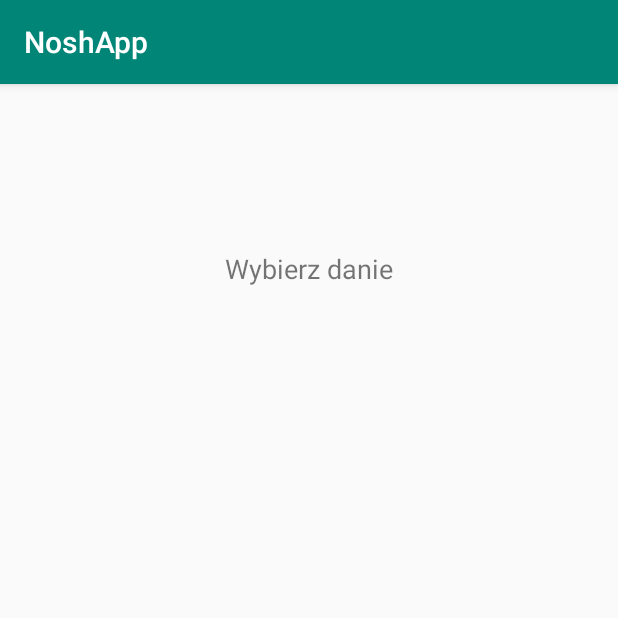
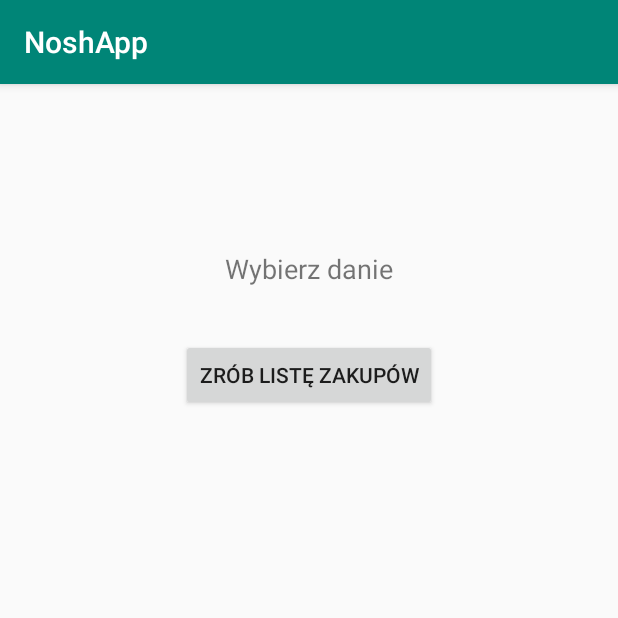
Before and after one commit to kszpieg/nosh-app, an Android app: the ShowMealActivity screen opened directly, with no data from a screen before it, on a phone screen of 412 x 824 dp, the top half of it. Run offline under Robolectric (Android 15) with nearby library versions, the phone set to English and light mode, and no system bars; Roboto replaces fonts that are not available here.

Commit message:
Change type of Quantity in db. Change method from getInt to getFloat in DatabaseAccess. Remove button Show Meal in activity_main. Add button Add to List in activity_show_meal.

```diff
--- a/app/src/main/java/com/example/noshapp/DatabaseAccess.java
+++ b/app/src/main/java/com/example/noshapp/DatabaseAccess.java
@@ -72,7 +72,7 @@ public class DatabaseAccess {
         c.moveToFirst();
         while (!c.isAfterLast()) {
             if (c.getString(c.getColumnIndex("Name")) != null) {
-                Ingredients ingredient = new Ingredients(c.getString(c.getColumnIndex("Name")), c.getInt(c.getColumnIndex("Quantity")), c.getString(c.getColumnIndex("Unit")), c.getInt(c.getColumnIndex("Meal_ID")));
+                Ingredients ingredient = new Ingredients(c.getString(c.getColumnIndex("Name")), c.getFloat(c.getColumnIndex("Quantity")), c.getString(c.getColumnIndex("Unit")), c.getInt(c.getColumnIndex("Meal_ID")));
                 ingredients.add(ingredient);
             }
             c.moveToNext();
--- a/app/src/main/java/com/example/noshapp/DatabaseOpenHelper.java
+++ b/app/src/main/java/com/example/noshapp/DatabaseOpenHelper.java
@@ -5,7 +5,7 @@ import android.content.Context;
 import com.readystatesoftware.sqliteasset.SQLiteAssetHelper;
 
 public class DatabaseOpenHelper extends SQLiteAssetHelper {
-    private static final String DATABASE_NAME = "SQLiteNoshApp.db";
+    private static final String DATABASE_NAME = "SQLiteNoshApp2.db";
     private static final int DATABASE_VERSION = 1;
 
     public DatabaseOpenHelper(Context context){
--- a/app/src/main/java/com/example/noshapp/ShowMealActivity.java
+++ b/app/src/main/java/com/example/noshapp/ShowMealActivity.java
@@ -6,6 +6,7 @@ import android.content.Intent;
 import android.database.Cursor;
 import android.os.Bundle;
 import android.widget.ArrayAdapter;
+import android.widget.Button;
 import android.widget.TextView;
 import android.widget.Toast;
 
@@ -16,11 +17,17 @@ import java.util.ArrayList;
 
 public class ShowMealActivity extends AppCompatActivity {
 
+    private boolean ifMealWasChosen = false;
+    private String mealNameIfChosen;
+    private int mealIdIfChosen;
+
     TextView tvMealName;
     TextView tvMealIngredients;
     TextView tvMealPortions;
     TextView tvMealDescription;
     TextView tvMealDescriptionTitle;
+
+    Button btnToDoList;
 
     ArrayList<Meal> mealsFromDb = new ArrayList<>();
     ArrayList<Ingredients> ingredientsFromDb = new ArrayList<>();
@@ -37,14 +44,24 @@ public class ShowMealActivity extends AppCompatActivity {
         tvMealDescription = findViewById(R.id.tvMealDescription);
         tvMealDescriptionTitle = findViewById(R.id.tvMealDescriptionTitle);
 
+        btnToDoList = findViewById(R.id.btnToDoList);
+
         Intent myCallerIntent = getIntent();
         Bundle bundle = myCallerIntent.getExtras();
 
         if (bundle == null) {
-            displayDefaultTexts();
+            if (ifMealWasChosen) {
+                showMeal(mealNameIfChosen, mealIdIfChosen);
+            } else {
+                displayDefaultTexts();
+            }
+
         } else {
             String mealNameFromList = bundle.getString("mealName");
             int mealIDFromList = bundle.getInt("mealID");
+            mealNameIfChosen = mealNameFromList;
+            mealIdIfChosen = mealIDFromList;
+            ifMealWasChosen = true;
             showMeal(mealNameFromList, mealIDFromList);
         }
     }
--- a/app/src/main/res/layout/activity_show_meal.xml
+++ b/app/src/main/res/layout/activity_show_meal.xml
@@ -1,11 +1,11 @@
 <?xml version="1.0" encoding="utf-8"?>
 <ScrollView xmlns:android="http://schemas.android.com/apk/res/android"
+    xmlns:app="http://schemas.android.com/apk/res-auto"
+    xmlns:tools="http://schemas.android.com/tools"
     android:layout_width="match_parent"
     android:layout_height="match_parent">
 
-    <androidx.constraintlayout.widget.ConstraintLayout xmlns:android="http://schemas.android.com/apk/res/android"
-        xmlns:app="http://schemas.android.com/apk/res-auto"
-        xmlns:tools="http://schemas.android.com/tools"
+    <androidx.constraintlayout.widget.ConstraintLayout
         android:layout_width="match_parent"
         android:layout_height="wrap_content"
         tools:context=".ShowMealActivity">
@@ -65,5 +65,15 @@
             app:layout_constraintStart_toEndOf="@+id/tvMealName"
             app:layout_constraintTop_toTopOf="parent" />
 
+        <Button
+            android:id="@+id/btnToDoList"
+            android:layout_width="wrap_content"
+            android:layout_height="wrap_content"
+            android:text="@string/zrob_liste_zakupow"
+            app:layout_constraintBottom_toBottomOf="parent"
+            app:layout_constraintEnd_toEndOf="parent"
+            app:layout_constraintStart_toStartOf="parent"
+            app:layout_constraintTop_toBottomOf="@+id/tvMealDescription" />
+
     </androidx.constraintlayout.widget.ConstraintLayout>
 </ScrollView>
--- a/app/src/main/res/values/strings.xml
+++ b/app/src/main/res/values/strings.xml
@@ -7,4 +7,5 @@
     <string name="lista_zakupow">Lista zakupów</string>
     <string name="najblizsza_biedronka">Najbliższa Biedronka</string>
     <string name="dodaj_posilek">Dodaj posiłek</string>
+    <string name="zrob_liste_zakupow">Zrób listę zakupów</string>
 </resources>
```
Also changed, not shown: app/src/main/java/com/example/noshapp/MainActivity.java (+0 -9 lines), app/src/main/res/layout/activity_main.xml (+2 -14 lines), app/src/main/assets/databases/SQLiteNoshApp.db (deleted), app/src/main/assets/databases/SQLiteNoshApp2.db (added).
